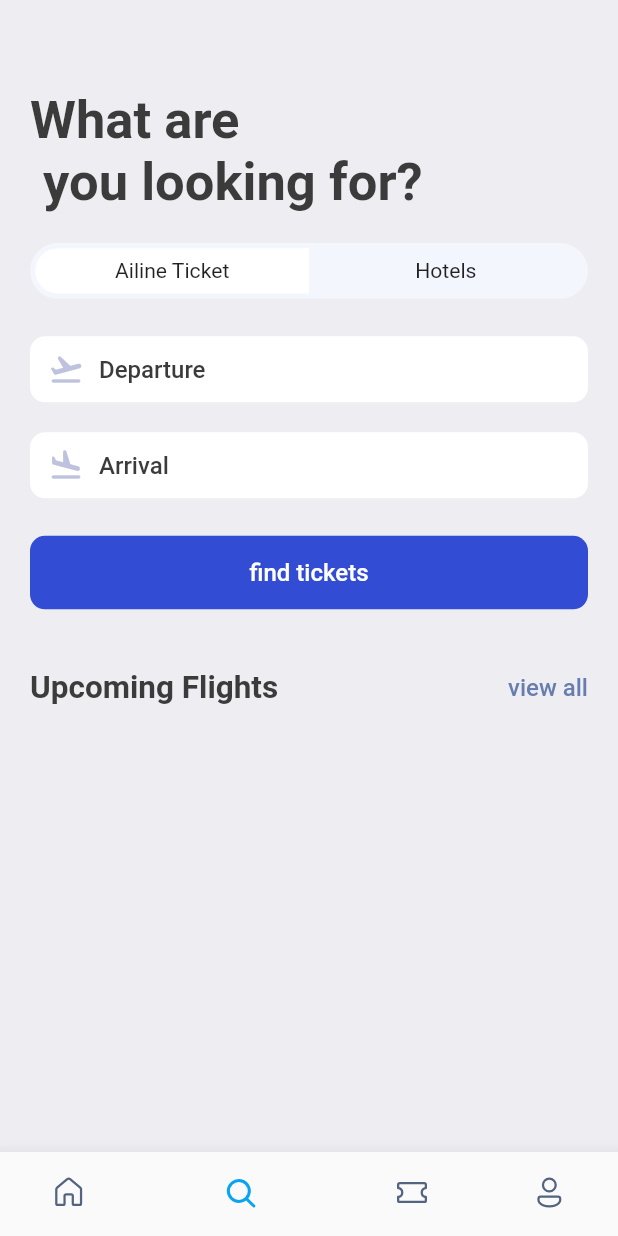
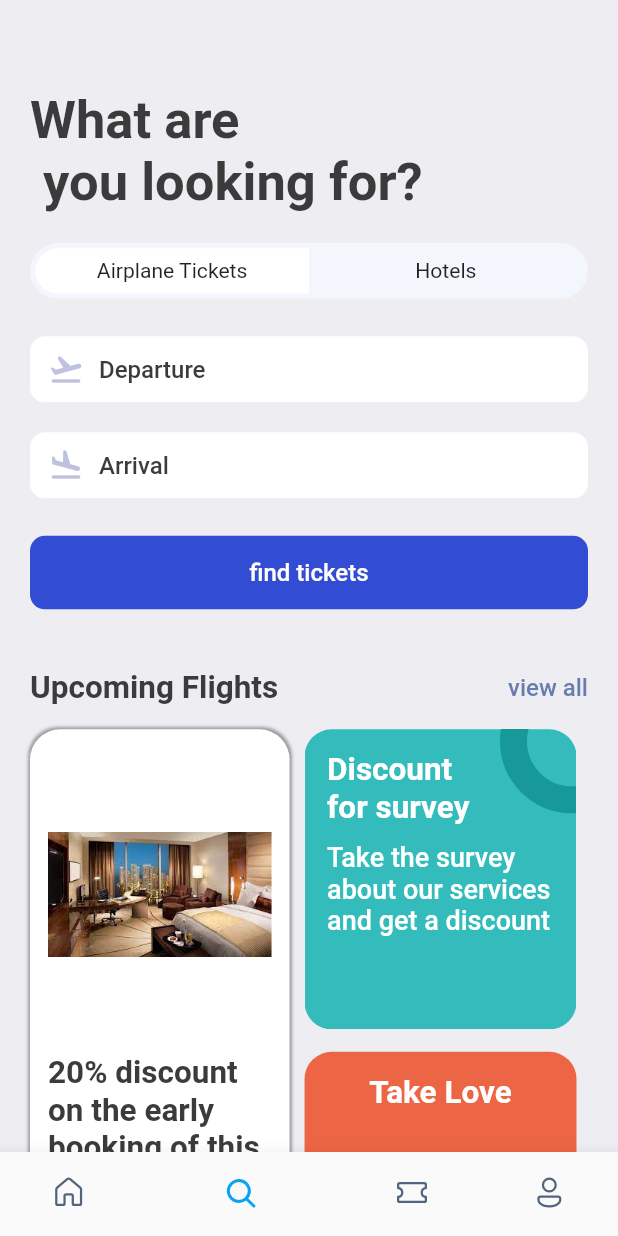
Before and after one commit to ndaloben/Ticket-Booking-App, a Flutter app: the screen it shows after launch, item 2 of the bottom bar chosen, on a phone screen of 412 x 824 dp. Run offline on Flutter 3.47's test engine with Material 2 defaults, Android fonts, the phone set to English and light mode, and no system bars; our stand-ins replace fluentui_icons, gap, get.

Commit message:
ticket screen complete

```diff
--- a/lib/screens/bottom_bar.dart
+++ b/lib/screens/bottom_bar.dart
@@ -2,6 +2,7 @@ import 'package:fluentui_icons/fluentui_icons.dart';
 import 'package:flutter/material.dart';
 import 'package:tickets/screens/home_screen.dart';
 import 'package:tickets/screens/search_screen.dart';
+import 'package:tickets/screens/ticket_screen.dart';
 
 class BottomBar extends StatefulWidget {
   const BottomBar({super.key});
@@ -16,7 +17,7 @@ class _BottomBarState extends State<BottomBar> {
   static final  List<Widget>_widgetOptions = <Widget> [
     const HomeScreen(),
     const SearchScreen(),
-    const Text('Tickets'),
+    const TicketScreen(),
     const Text('Profile '),
   ];
 
--- a/lib/screens/home_screen.dart
+++ b/lib/screens/home_screen.dart
@@ -90,7 +90,7 @@ class HomeScreen extends StatelessWidget {
           const Gap(15),
           Container(
             padding: const EdgeInsets.symmetric(horizontal: 20),
-            child:            const DoubleText(bigText: "Hotels", smallText: "view all",),
+            child: const DoubleText(bigText: "Hotels", smallText: "view all",),
 
           ),
         const Gap(15),
--- a/lib/screens/search_screen.dart
+++ b/lib/screens/search_screen.dart
@@ -1,5 +1,6 @@
 import 'package:flutter/material.dart';
 import 'package:gap/gap.dart';
+import 'package:tickets/widgets/ticket_tabs.dart';
 import 'package:tickets/utils/app_styles.dart';
 
 import '../utils/app_layout.dart';
@@ -23,44 +24,7 @@ class SearchScreen extends StatelessWidget {
             style: Styles.headlineStyle.copyWith(fontSize: AppLayout.getWidth(35)),
            ),
            Gap(AppLayout.getHeight(20)),
-           FittedBox(
-             child: Container(
-              padding: const EdgeInsets.all(3.5),
-              decoration: BoxDecoration(
-                borderRadius: BorderRadius.circular(AppLayout.getHeight(50),),
-                color: const Color(0xFFF4F6Fd),
-              ),
-              child: Row(
-
-                children: [
-                  /*
-                  airline tickets
-                   */
-                  Container(
-                    width:  size.width*.44,
-                    padding: EdgeInsets.symmetric(vertical: AppLayout.getHeight(7)),
-                    decoration: BoxDecoration(
-                      borderRadius: BorderRadius.horizontal(left: Radius.circular(AppLayout.getHeight(50)),),
-                      color: Colors.white,
-                    ),
-                    child: const Center(child: Text('Ailine Ticket')),
-                  ),
-                  /*
-                  hotels
-                  */
-                  Container(
-                    width:  size.width*.44,
-                    padding: EdgeInsets.symmetric(vertical: AppLayout.getHeight(7)),
-                    decoration: BoxDecoration(
-                      borderRadius: BorderRadius.horizontal(right: Radius.circular(AppLayout.getHeight(50)),),
-                    ),
-                    child: const Center(child: Text('Hotels')),
-                  )
-
-                ],
-              ),
-              ),
-           ),
+           const TicketTabs(firstTab: "Airplane Tickets", secondTab: "Hotels",),
            Gap(AppLayout.getHeight(25)),
          const AppIconText(icon: Icons.flight_takeoff_rounded, text: "Departure",),
          Gap(AppLayout.getHeight(20)),
@@ -81,6 +45,129 @@ class SearchScreen extends StatelessWidget {
            ),
            const Gap(40),
            const DoubleText(bigText: "Upcoming Flights", smallText: "view all",),
+            Gap(AppLayout.getHeight(15)),
+           Row(
+            children: [
+              Container(
+                height: AppLayout.getHeight(425),
+                width: size.width*.42,
+                padding: EdgeInsets.symmetric(horizontal: AppLayout.getHeight(12), vertical: AppLayout.getWidth(15)),
+                decoration: BoxDecoration(
+                  color: Colors.white,
+                  borderRadius: BorderRadius.circular(AppLayout.getHeight(20)),
+                  boxShadow: [
+                    BoxShadow(
+                      color: Colors.grey.shade500,
+                      blurRadius: 1,
+                      spreadRadius: 1
+                    )
+                  ]
+                ),
+                child: Column(
+                  children: [
+                    Container(
+                      height: AppLayout.getHeight(190),
+                      decoration:  BoxDecoration(
+                        borderRadius: BorderRadius.circular(AppLayout.getHeight(12)),
+                        image: const DecorationImage(
+                        image: AssetImage(
+                          "images/hotel.jpeg",
+                        )
+                        ),
+                      ),
+                    ),
+                    Gap(AppLayout.getHeight(12)),
+                    Text(
+                      "20% discount on the early booking of this flight. Don't miss out on this chance.",
+                      style: Styles.headlineStyle2,
+                    )
+                  ],
+                ),
+              ),
+              Gap(AppLayout.getHeight(10)),
+              Column(
+              children: [
+              Stack(
+                children: [
+                    Container(
+                      width: size.width*.44,
+                      height: AppLayout.getHeight(200),
+                      decoration: BoxDecoration(
+                        color: const Color(0xFF34BBBB),
+                        borderRadius: BorderRadius.circular(AppLayout.getHeight(18))
+                      ),
+                      padding: EdgeInsets.symmetric(vertical: AppLayout.getHeight(15), horizontal: AppLayout.getHeight(15)),
+                      child: Column(
+                        crossAxisAlignment: CrossAxisAlignment.start,
+                        children: [
+                          Text("Discount\nfor survey",
+                          style: Styles.headlineStyle2.copyWith(fontWeight: FontWeight.bold,
+                          color: Colors.white
+                          ),
+                          ),
+                          Gap(AppLayout.getHeight(10)),
+                          Text("Take the survey about our services and get a discount",
+                          style: Styles.headlineStyle2.copyWith(fontWeight: FontWeight.w500,
+                          color: Colors.white,
+                          fontSize: 18
+                          ),
+                          )
+
+                        ],
+                      ),
+                    ),
+                    Positioned(
+                      right: -45,
+                      top: -40,
+                      child: Container(
+                        padding: EdgeInsets.all(AppLayout.getHeight(30)),
+                        decoration: BoxDecoration(
+                          shape: BoxShape.circle,
+                          border: Border.all(width: 18, color: const Color(0xFF189999)),
+                          color: Colors.transparent
+                        ),
+                      ),
+                    )
+                ],
+              ),
+              Gap(AppLayout.getHeight(15)),
+              Container(
+                width: size.width*.44,
+                 height: AppLayout.getHeight(210),
+                  padding: EdgeInsets.symmetric(vertical: AppLayout.getHeight(15), horizontal: AppLayout.getHeight(15)),
+                 decoration: BoxDecoration(
+                  borderRadius: BorderRadius.circular(AppLayout.getHeight(18),),
+                  color: const Color(0xFFEC6545),
+                 ),
+                 child: Column(
+                  children: [
+                  Text("Take Love",
+                   style: Styles.headlineStyle2.copyWith(color: Colors.white, fontWeight: FontWeight.bold), textAlign: TextAlign.center,),
+              Gap(AppLayout.getHeight(5)),
+              RichText(text: const TextSpan(
+                children: [
+                  TextSpan(
+                    text: '',
+                    style: TextStyle(fontSize: 30)
+                  ),
+                  TextSpan(
+                    text: '',
+                    style: TextStyle(fontSize: 50)
+                  ),
+                  TextSpan(
+                    text: '',
+                    style: TextStyle(fontSize: 30)
+                  )
+                ]
+              ))
+
+                 ]),
+              )
+                          ],
+            ),
+            ],
+
+           )
         ],
       ),
     );
--- a/lib/utils/app_styles.dart
+++ b/lib/utils/app_styles.dart
@@ -11,6 +11,6 @@ class Styles {
   static TextStyle textStyle = TextStyle(fontSize: 16, color: textColor, fontWeight: FontWeight.w500);
   static TextStyle headlineStyle = TextStyle(fontSize: 26, color: textColor, fontWeight: FontWeight.bold);
   static TextStyle headlineStyle2 = TextStyle(fontSize: 21, color: textColor, fontWeight: FontWeight.bold);
-  static TextStyle headlineStyle3 = TextStyle(fontSize: 17, color: Colors.grey.shade500, fontWeight: FontWeight.w500);
+  static TextStyle headlineStyle3 = const TextStyle(fontSize: 17, fontWeight: FontWeight.w500);
   static TextStyle headlineStyle4 = TextStyle(fontSize: 14, color: Colors.grey.shade500, fontWeight: FontWeight.w500);
 }
--- a/lib/widgets/thick_container.dart
+++ b/lib/widgets/thick_container.dart
@@ -1,7 +1,8 @@
 import 'package:flutter/material.dart';
 
 class ThickContainer extends StatelessWidget {
-  const ThickContainer({super.key});
+  final bool? isColor;
+  const ThickContainer({Key? key, this.isColor}) : super(key: key);
 
   @override
   Widget build(BuildContext context) {
@@ -9,7 +10,7 @@ class ThickContainer extends StatelessWidget {
       padding: const EdgeInsets.all(3.0),
       decoration: BoxDecoration(
         borderRadius: BorderRadius.circular(20),
-        border: Border.all(width: 2.5, color: Colors.white),
+        border: Border.all(width: 2.5, color: isColor == null? Colors.white : const Color(0xFF84CCF7)),
       ),
     );
   }
--- /dev/null
+++ b/lib/widgets/ticket_tabs.dart
@@ -0,0 +1,52 @@
+import 'package:flutter/material.dart';
+
+import '../utils/app_layout.dart';
+
+class TicketTabs extends StatelessWidget {
+  final String firstTab;
+  final String secondTab;
+  const TicketTabs({Key? key, required this.firstTab, required this.secondTab}) : super(key: key);
+
+  @override
+  Widget build(BuildContext context) {
+    final size = AppLayout.getSize(context);
+    return FittedBox(
+             child: Container(
+              padding: const EdgeInsets.all(3.5),
+              decoration: BoxDecoration(
+                borderRadius: BorderRadius.circular(AppLayout.getHeight(50),),
+                color: const Color(0xFFF4F6Fd),
+              ),
+              child: Row(
+
+                children: [
+                  /*
+                  airline tickets
+                   */
+                  Container(
+                    width:  size.width*.44,
+                    padding: EdgeInsets.symmetric(vertical: AppLayout.getHeight(7)),
+                    decoration: BoxDecoration(
+                      borderRadius: BorderRadius.horizontal(left: Radius.circular(AppLayout.getHeight(50)),),
+                      color: Colors.white,
+                    ),
+                    child:  Center(child: Text(firstTab)),
+                  ),
+                  /*
+                  hotels
+                  */
+                  Container(
+                    width:  size.width*.44,
+                    padding: EdgeInsets.symmetric(vertical: AppLayout.getHeight(7)),
+                    decoration: BoxDecoration(
+                      borderRadius: BorderRadius.horizontal(right: Radius.circular(AppLayout.getHeight(50)),),
+                    ),
+                    child: Center(child: Text(secondTab)),
+                  )
+
+                ],
+              ),
+              ),
+           );
+  }
+}
```
Also changed, not shown: lib/screens/ticket_screen.dart (added, +124 -0 lines), lib/screens/ticket_view.dart (+45 -73 lines), lib/widgets/column_layout.dart (added, +31 -0 lines), lib/widgets/layout_builder_widget.dart (added, +32 -0 lines), 1 other file.
